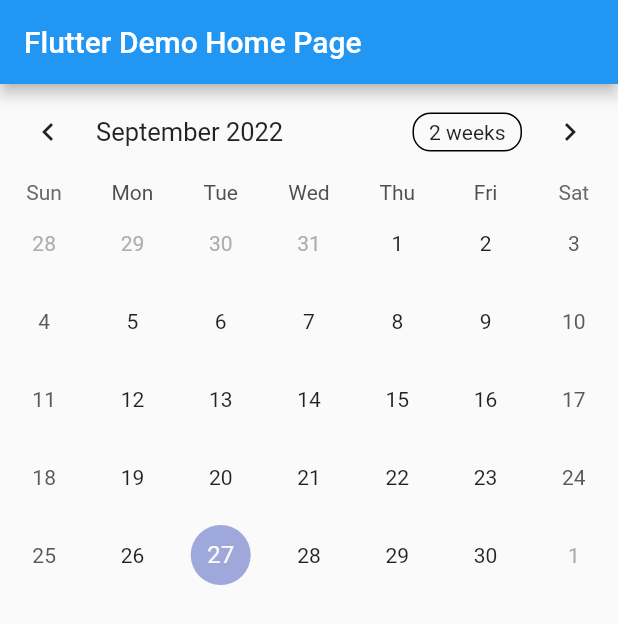
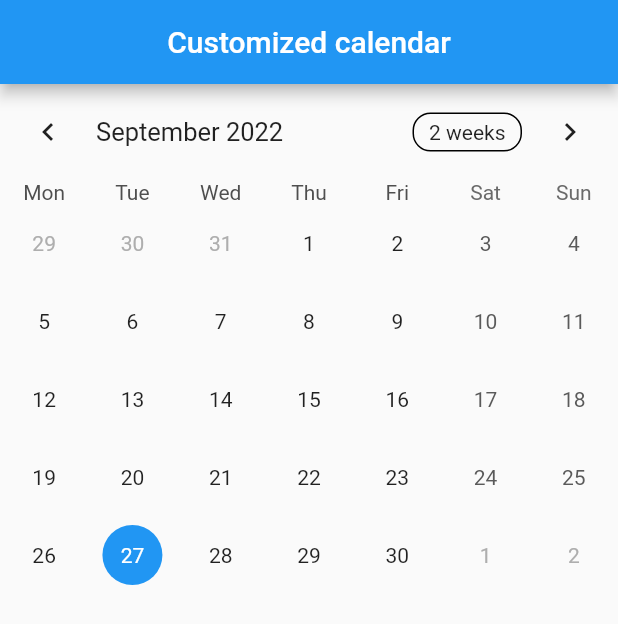
Before and after one commit to luigialejandro/flutter_table_calendar, a Flutter app: the screen it shows after launch, on a phone screen of 412 x 824 dp. Shown: the top 624 px of the screen. Run offline on Flutter 3.47's test engine with Material 2 defaults, Android fonts, the phone set to English and light mode, and no system bars; drawn by our look-alikes of table_calendar.

Commit message:
i) Setting appbar title, ii) Rearranging tree of widgets in order to put the body into SingleScroll and iii) Working with attributes of TableCalendar to change the format of time display (e.g two weeks, month, etc) and to be able to select and highlight a particular day of the current month.

```diff
--- a/lib/main.dart
+++ b/lib/main.dart
@@ -12,11 +12,11 @@ class MyApp extends StatelessWidget {
   Widget build(BuildContext context) {
     return MaterialApp(
       debugShowCheckedModeBanner: false,
-      title: 'Flutter Demo',
+      title: 'Customized calendar',
       theme: ThemeData(
         primarySwatch: Colors.blue,
       ),
-      home: const MyHomePage(title: 'Flutter Demo Home Page'),
+      home: const MyHomePage(title: 'Customized calendar'),
     );
   }
 }
@@ -31,18 +31,61 @@ class MyHomePage extends StatefulWidget {
 }
 
 class _MyHomePageState extends State<MyHomePage> {
+  CalendarFormat format = CalendarFormat.month;
+
+  DateTime selectedDay = DateTime.now();
+  DateTime focusedDay = DateTime.now();
+
   @override
   Widget build(BuildContext context) {
     return Scaffold(
       appBar: AppBar(
         title: Text(widget.title),
+        centerTitle: true,
       ),
       body: SafeArea(
-        child: TableCalendar(
-          firstDay: DateTime.utc(2022, 03, 01),
-          lastDay: DateTime.utc(2023, 03, 31),
-          focusedDay: DateTime.now(),
-        ),
+        child: SingleChildScrollView(
+            child: Column(
+          children: [
+            TableCalendar(
+                firstDay: DateTime.utc(2022, 03, 01),
+                lastDay: DateTime.utc(2023, 03, 31),
+                focusedDay: selectedDay, //focusedDay
+                headerVisible: true,
+                daysOfWeekVisible: true,
+                //shouldFillViewport: true,
+                calendarFormat: format,
+                onFormatChanged: (CalendarFormat _format) {
+                  setState(() {
+                    format = _format;
+                  });
+                },
+                startingDayOfWeek: StartingDayOfWeek.monday,
+                onDaySelected: (DateTime focusDay, DateTime selectDay) {
+                  setState(() {
+                    selectedDay = selectDay;
+                    focusedDay = focusDay;
+                  });
+                },
+                calendarStyle: CalendarStyle(
+                  isTodayHighlighted: true,
+                  selectedDecoration: BoxDecoration(
+                    color: Colors.blue,
+                    shape: BoxShape.circle,
+                  ),
+                  selectedTextStyle: TextStyle(
+                    color: Colors.white,
+                  ),
+                ),
+                selectedDayPredicate: (DateTime date) {
+                  return isSameDay(selectedDay, date);
+                }),
+            SizedBox(height: 5),
+            Container(
+              child: Text(''),
+            )
+          ],
+        )),
       ),
     );
   }
```
